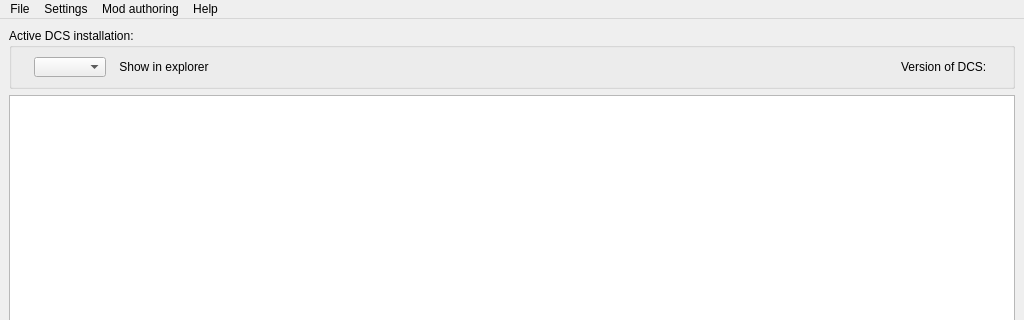
First picture: the form in src/ui/skeletons/main.ui, repository 132nd-etcher/EASI, before the edit; both pictures show x 0 to 1024 and y 0 to 320 of the 1024 by 768 pixel window.
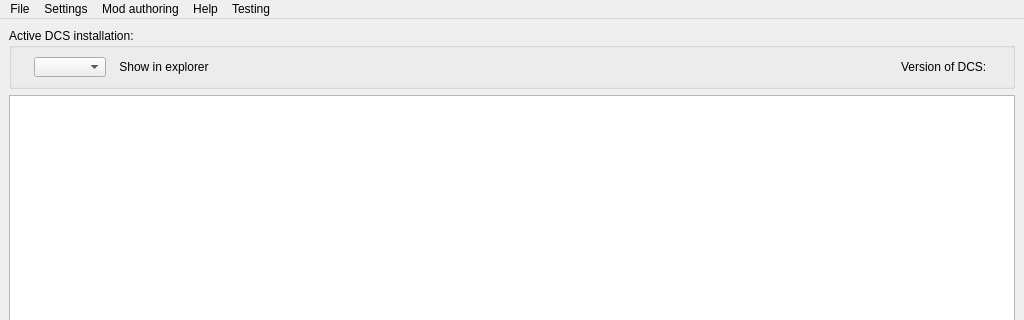
Second picture: the form after the edit. Icons and pictures are not drawn.

Commit message: added testing menu to main ui

```diff
--- a/src/ui/skeletons/main.ui
+++ b/src/ui/skeletons/main.ui
@@ -144,10 +144,17 @@
      <string>Mod authoring</string>
     </property>
    </widget>
+   <widget class="QMenu" name="menuTesting">
+    <property name="title">
+     <string>Testing</string>
+    </property>
+    <addaction name="actionTest_dialog"/>
+   </widget>
    <addaction name="menuFile"/>
    <addaction name="menuSettings"/>
    <addaction name="menuMod_authoring"/>
    <addaction name="menuHelp"/>
+   <addaction name="menuTesting"/>
   </widget>
   <widget class="QStatusBar" name="statusbar"/>
   <action name="actionExit">
```
Left out of the diff: 5 changed lines with no effect on the pictures. The commit also changes 5 other files.
